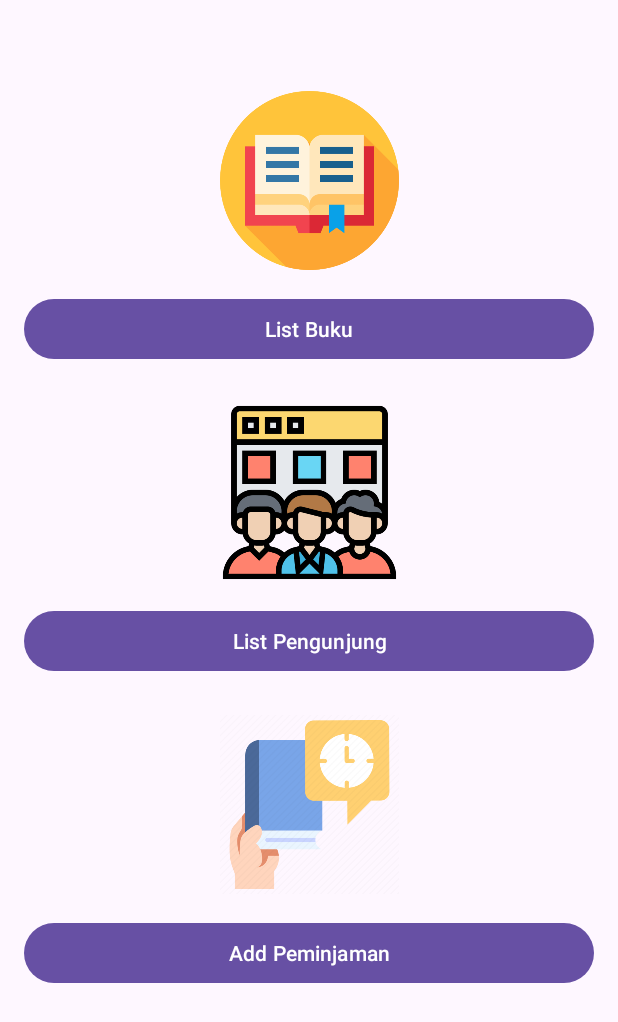
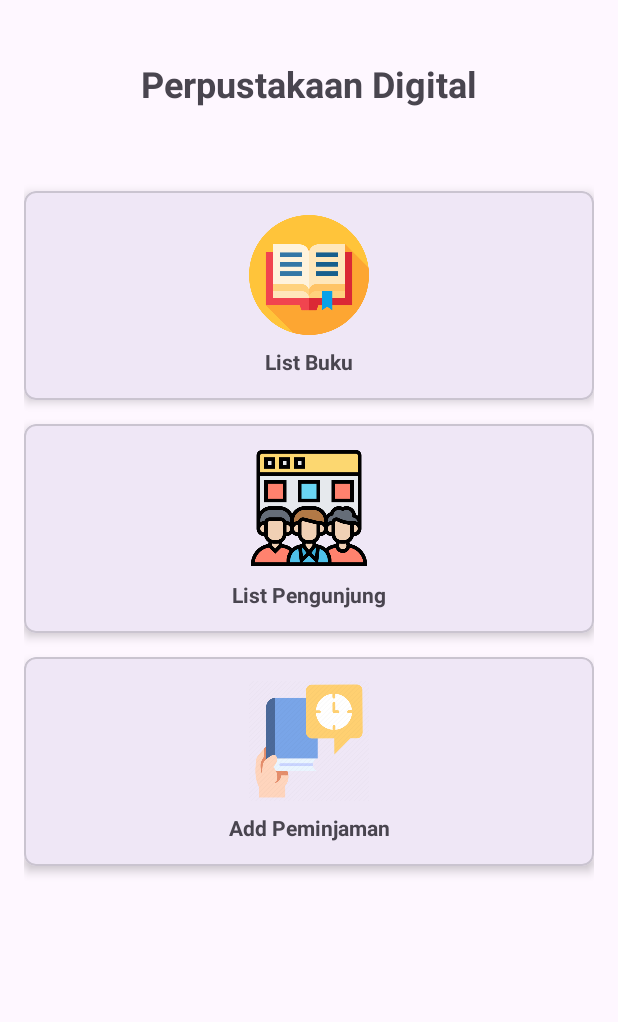
Before and after one commit to alzzneon/BooksLibrary, an Android app: the layout activity_main.xml on its own in the app's theme, with its tools: preview values and no code run, on a phone screen of 412 x 824 dp. Shown: the top 1022 px of the screen. Run offline under Robolectric (Android 15) with nearby library versions, the phone set to English and light mode, and no system bars.

Commit message:
Mengubah tampilan menu utama

```diff
--- a/app/src/main/res/layout/activity_main.xml
+++ b/app/src/main/res/layout/activity_main.xml
@@ -4,75 +4,162 @@
     xmlns:tools="http://schemas.android.com/tools"
     android:layout_width="match_parent"
     android:layout_height="match_parent"
-    android:orientation="vertical"
     android:padding="16dp">
 
     <androidx.constraintlayout.widget.Guideline
-        android:id="@+id/guideline"
-        android:layout_width="match_parent"
-        android:layout_height="match_parent"
+        android:id="@+id/verticalGuideline"
+        android:layout_width="wrap_content"
+        android:layout_height="wrap_content"
+        android:orientation="vertical"
+        app:layout_constraintGuide_percent="0.5" />
+
+    <androidx.constraintlayout.widget.Guideline
+        android:id="@+id/horizontalGuideline"
+        android:layout_width="wrap_content"
+        android:layout_height="wrap_content"
         android:orientation="horizontal"
-        app:layout_constraintGuide_percent="0.05" />
+        app:layout_constraintGuide_percent="0.1" />
 
-    <Button
-        android:id="@+id/buttonBuku"
+    <!-- Title -->
+
+    <TextView
+        android:id="@+id/titleText"
+        android:layout_width="wrap_content"
+        android:layout_height="wrap_content"
+        android:text="Perpustakaan Digital"
+        android:textSize="24sp"
+        android:textStyle="bold"
+        app:layout_constraintBottom_toTopOf="@+id/horizontalGuideline"
+        app:layout_constraintEnd_toEndOf="parent"
+        app:layout_constraintStart_toStartOf="parent"
+        app:layout_constraintTop_toTopOf="parent" />
+
+    <com.google.android.material.card.MaterialCardView
+        android:id="@+id/cardBuku"
         android:layout_width="match_parent"
         android:layout_height="wrap_content"
-        android:layout_marginTop="10dp"
-        android:text="List Buku"
-        app:layout_constraintEnd_toEndOf="parent"
+        android:layout_marginTop="32dp"
+        app:cardCornerRadius="8dp"
+        app:cardElevation="4dp"
+        android:clickable="true"
+        android:focusable="true"
+        app:layout_constraintTop_toBottomOf="@id/horizontalGuideline"
         app:layout_constraintStart_toStartOf="parent"
-        app:layout_constraintTop_toBottomOf="@+id/imageViewBooks" />
+        app:layout_constraintEnd_toEndOf="parent">
 
-    <Button
-        android:id="@+id/buttonListPengunjung"
+        <androidx.constraintlayout.widget.ConstraintLayout
+            android:layout_width="match_parent"
+            android:layout_height="wrap_content"
+            android:padding="16dp">
+
+            <ImageView
+                android:id="@+id/imageViewBooks"
+                android:layout_width="80dp"
+                android:layout_height="80dp"
+                app:layout_constraintTop_toTopOf="parent"
+                app:layout_constraintStart_toStartOf="parent"
+                app:layout_constraintEnd_toEndOf="parent"
+                app:srcCompat="@drawable/books" />
+
+            <TextView
+                android:id="@+id/textBuku"
+                android:layout_width="wrap_content"
+                android:layout_height="wrap_content"
+                android:text="List Buku"
+                android:textStyle="bold"
+                android:layout_marginTop="8dp"
+                app:layout_constraintTop_toBottomOf="@id/imageViewBooks"
+                app:layout_constraintStart_toStartOf="parent"
+                app:layout_constraintEnd_toEndOf="parent"/>
+
+        </androidx.constraintlayout.widget.ConstraintLayout>
+
+    </com.google.android.material.card.MaterialCardView>
+
+    <!-- Card untuk Pengunjung -->
+    <com.google.android.material.card.MaterialCardView
+        android:id="@+id/cardPengunjung"
         android:layout_width="match_parent"
         android:layout_height="wrap_content"
-        android:layout_marginTop="10dp"
-        android:text="List Pengunjung"
-        app:layout_constraintEnd_toEndOf="parent"
+        android:layout_marginTop="16dp"
+        app:cardCornerRadius="8dp"
+        app:cardElevation="4dp"
+        android:clickable="true"
+        android:focusable="true"
+        app:layout_constraintTop_toBottomOf="@id/cardBuku"
         app:layout_constraintStart_toStartOf="parent"
-        app:layout_constraintTop_toBottomOf="@+id/imageViewBorrow" />
+        app:layout_constraintEnd_toEndOf="parent">
 
-    <Button
-        android:id="@+id/buttonListPeminjaman"
+        <androidx.constraintlayout.widget.ConstraintLayout
+            android:layout_width="match_parent"
+            android:layout_height="wrap_content"
+            android:padding="16dp">
+
+            <ImageView
+                android:id="@+id/imageViewVisitors"
+                android:layout_width="80dp"
+                android:layout_height="80dp"
+                app:layout_constraintTop_toTopOf="parent"
+                app:layout_constraintStart_toStartOf="parent"
+                app:layout_constraintEnd_toEndOf="parent"
+                app:srcCompat="@drawable/visitors" />
+
+            <TextView
+                android:id="@+id/textPengunjung"
+                android:layout_width="wrap_content"
+                android:layout_height="wrap_content"
+                android:text="List Pengunjung"
+                android:textStyle="bold"
+                android:layout_marginTop="8dp"
+                app:layout_constraintTop_toBottomOf="@id/imageViewVisitors"
+                app:layout_constraintStart_toStartOf="parent"
+                app:layout_constraintEnd_toEndOf="parent"/>
+
+        </androidx.constraintlayout.widget.ConstraintLayout>
+
+    </com.google.android.material.card.MaterialCardView>
+
+    <!-- Card untuk Peminjaman -->
+    <com.google.android.material.card.MaterialCardView
+        android:id="@+id/cardPeminjaman"
         android:layout_width="match_parent"
         android:layout_height="wrap_content"
-        android:layout_marginTop="10dp"
-        android:text="Add Peminjaman"
-        app:layout_constraintEnd_toEndOf="parent"
+        android:layout_marginTop="16dp"
+        app:cardCornerRadius="8dp"
+        app:cardElevation="4dp"
+        android:clickable="true"
+        android:focusable="true"
+        app:layout_constraintTop_toBottomOf="@id/cardPengunjung"
         app:layout_constraintStart_toStartOf="parent"
-        app:layout_constraintTop_toBottomOf="@+id/imageViewVisitors" />
+        app:layout_constraintEnd_toEndOf="parent">
 
-    <ImageView
-        android:id="@+id/imageViewBooks"
-        android:layout_width="130dp"
-        android:layout_height="130dp"
-        android:padding="5dp"
-        app:layout_constraintEnd_toEndOf="parent"
-        app:layout_constraintStart_toStartOf="parent"
-        app:layout_constraintTop_toTopOf="@+id/guideline"
-        app:srcCompat="@drawable/books" />
+        <androidx.constraintlayout.widget.ConstraintLayout
+            android:layout_width="match_parent"
+            android:layout_height="wrap_content"
+            android:padding="16dp">
 
-    <ImageView
-        android:id="@+id/imageViewBorrow"
-        android:layout_width="130dp"
-        android:layout_height="130dp"
-        android:padding="5dp"
-        android:layout_marginTop="20dp"
-        app:layout_constraintEnd_toEndOf="parent"
-        app:layout_constraintStart_toStartOf="parent"
-        app:layout_constraintTop_toBottomOf="@+id/buttonBuku"
-        app:srcCompat="@drawable/visitors" />
+            <ImageView
+                android:id="@+id/imageViewBorrow"
+                android:layout_width="80dp"
+                android:layout_height="80dp"
+                app:layout_constraintTop_toTopOf="parent"
+                app:layout_constraintStart_toStartOf="parent"
+                app:layout_constraintEnd_toEndOf="parent"
+                app:srcCompat="@drawable/borrow" />
 
-    <ImageView
-        android:id="@+id/imageViewVisitors"
-        android:layout_width="130dp"
-        android:layout_height="130dp"
-        android:padding="5dp"
-        android:layout_marginTop="20dp"
-        app:layout_constraintEnd_toEndOf="parent"
-        app:layout_constraintStart_toStartOf="parent"
-        app:layout_constraintTop_toBottomOf="@+id/buttonListPengunjung"
-        app:srcCompat="@drawable/borrow" />
+            <TextView
+                android:id="@+id/textPeminjaman"
+                android:layout_width="wrap_content"
+                android:layout_height="wrap_content"
+                android:text="Add Peminjaman"
+                android:textStyle="bold"
+                android:layout_marginTop="8dp"
+                app:layout_constraintTop_toBottomOf="@id/imageViewBorrow"
+                app:layout_constraintStart_toStartOf="parent"
+                app:layout_constraintEnd_toEndOf="parent"/>
+
+        </androidx.constraintlayout.widget.ConstraintLayout>
+
+    </com.google.android.material.card.MaterialCardView>
+
 </androidx.constraintlayout.widget.ConstraintLayout>
```
